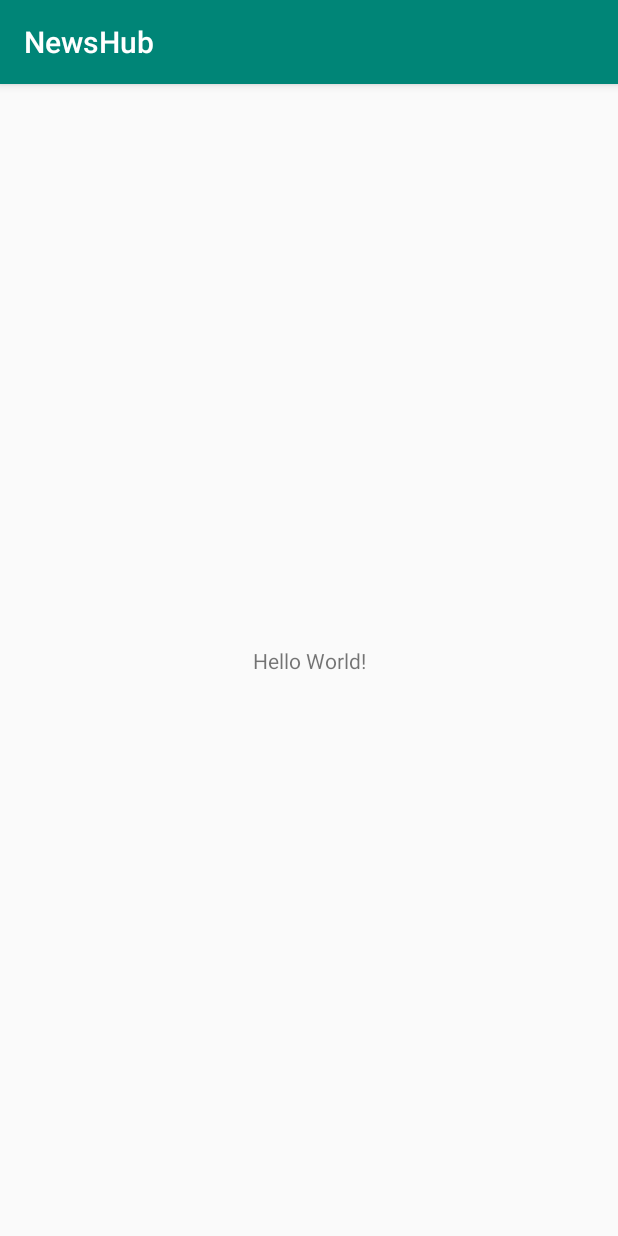
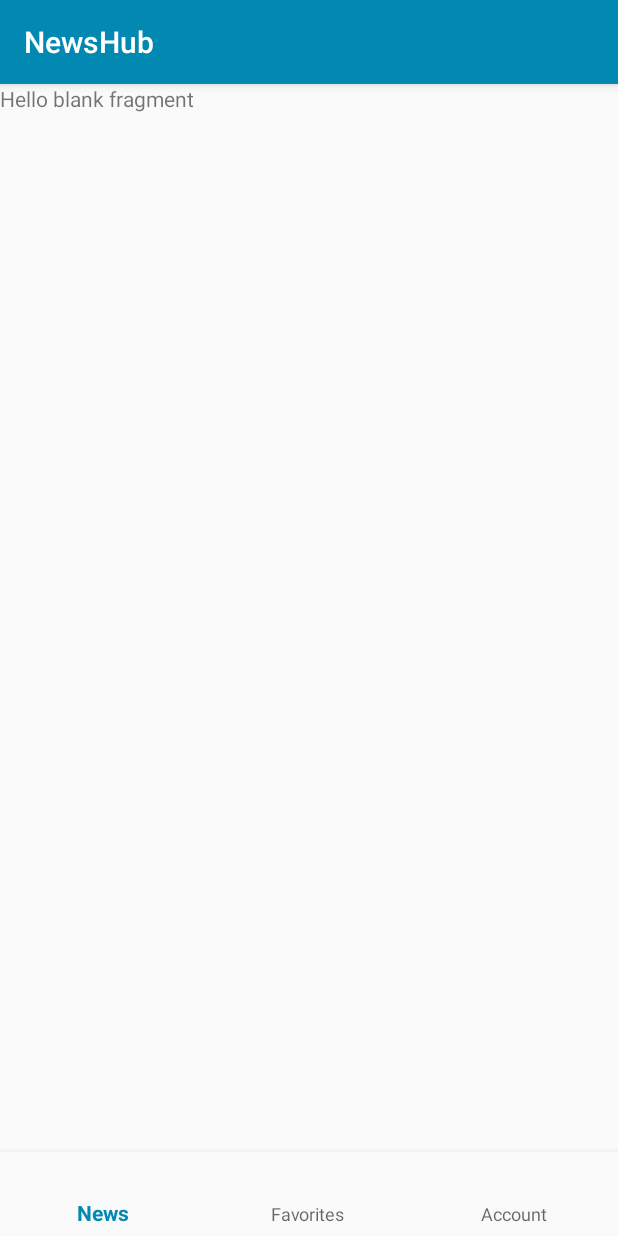
Before and after one commit to mohamed-shaar/NewsHub, an Android app: the screen it shows after launch (MainActivity), on a phone screen of 412 x 824 dp. Run offline under Robolectric (Android 15) with nearby library versions, the phone set to English and light mode, and no system bars.

Commit message:
added bottom navigation and fragments

```diff
--- a/app/build.gradle
+++ b/app/build.gradle
@@ -28,6 +28,8 @@ dependencies {
     implementation 'androidx.constraintlayout:constraintlayout:1.1.3'
     implementation 'com.squareup.retrofit2:retrofit:2.6.2'
     implementation 'com.squareup.retrofit2:converter-gson:2.6.2'
+    implementation 'com.android.support:design:28.0.0'
+    implementation 'androidx.legacy:legacy-support-v4:1.0.0'
     testImplementation 'junit:junit:4.12'
     androidTestImplementation 'androidx.test.ext:junit:1.1.1'
     androidTestImplementation 'androidx.test.espresso:espresso-core:3.2.0'
--- a/app/src/main/java/com/example/newshub/MainActivity.java
+++ b/app/src/main/java/com/example/newshub/MainActivity.java
@@ -2,13 +2,20 @@ package com.example.newshub;
 
 import android.os.Bundle;
 import android.util.Log;
+import android.view.MenuItem;
 
+import androidx.annotation.NonNull;
 import androidx.appcompat.app.AppCompatActivity;
+import androidx.fragment.app.Fragment;
 
 import com.example.newshub.api.Client;
 import com.example.newshub.api.NewsTitleApi;
+import com.example.newshub.fragments.AccountFragment;
+import com.example.newshub.fragments.FavoritesFragment;
+import com.example.newshub.fragments.NewsFragment;
 import com.example.newshub.model.RequestInformation;
 import com.example.newshub.utils.NetworkAvailability;
+import com.google.android.material.bottomnavigation.BottomNavigationView;
 
 import retrofit2.Call;
 import retrofit2.Callback;
@@ -26,6 +33,10 @@ public class MainActivity extends AppCompatActivity {
         setContentView(R.layout.activity_main);
 
         newsTitleApi = Client.getRetrofit().create(NewsTitleApi.class);
+
+        BottomNavigationView bottomNavigationView = findViewById(R.id.bottom_navigation);
+        bottomNavigationView.setOnNavigationItemSelectedListener(navigationItemSelectedListener);
+        getSupportFragmentManager().beginTransaction().replace(R.id.fragment_container, new NewsFragment()).commit();
 
         if (NetworkAvailability.isNetworkAvailable(MainActivity.this)){
             Log.d("Network", "is available");
@@ -60,6 +71,25 @@ public class MainActivity extends AppCompatActivity {
             }
         });
     }
-
+    private BottomNavigationView.OnNavigationItemSelectedListener navigationItemSelectedListener =
+            new BottomNavigationView.OnNavigationItemSelectedListener() {
+                @Override
+                public boolean onNavigationItemSelected(@NonNull MenuItem menuItem) {
+                    Fragment selected = null;
+                    switch (menuItem.getItemId()){
+                        case R.id.nav_news:
+                            selected = new NewsFragment();
+                            break;
+                        case R.id.nav_favorites:
+                            selected = new FavoritesFragment();
+                            break;
+                        case R.id.nav_account:
+                            selected = new AccountFragment();
+                            break;
+                    }
+                    getSupportFragmentManager().beginTransaction().replace(R.id.fragment_container, selected).commit();
+                    return true;
+                }
+            };
 
 }
--- /dev/null
+++ b/app/src/main/java/com/example/newshub/fragments/NewsFragment.java
@@ -0,0 +1,32 @@
+package com.example.newshub.fragments;
+
+
+import android.os.Bundle;
+
+import androidx.fragment.app.Fragment;
+
+import android.view.LayoutInflater;
+import android.view.View;
+import android.view.ViewGroup;
+
+import com.example.newshub.R;
+
+/**
+ * A simple {@link Fragment} subclass.
+ */
+public class NewsFragment extends Fragment {
+
+
+    public NewsFragment() {
+        // Required empty public constructor
+    }
+
+
+    @Override
+    public View onCreateView(LayoutInflater inflater, ViewGroup container,
+                             Bundle savedInstanceState) {
+        // Inflate the layout for this fragment
+        return inflater.inflate(R.layout.fragment_news, container, false);
+    }
+
+}
--- a/app/src/main/res/layout/activity_main.xml
+++ b/app/src/main/res/layout/activity_main.xml
@@ -1,18 +1,24 @@
 <?xml version="1.0" encoding="utf-8"?>
-<androidx.constraintlayout.widget.ConstraintLayout xmlns:android="http://schemas.android.com/apk/res/android"
+<RelativeLayout xmlns:android="http://schemas.android.com/apk/res/android"
     xmlns:app="http://schemas.android.com/apk/res-auto"
     xmlns:tools="http://schemas.android.com/tools"
     android:layout_width="match_parent"
     android:layout_height="match_parent"
     tools:context=".MainActivity">
 
-    <TextView
-        android:layout_width="wrap_content"
+    <FrameLayout
+        android:id="@+id/fragment_container"
+        android:layout_width="match_parent"
+        android:layout_height="match_parent"
+        android:layout_above="@id/bottom_navigation" />
+
+
+    <com.google.android.material.bottomnavigation.BottomNavigationView
+        android:id="@+id/bottom_navigation"
+        android:layout_width="match_parent"
         android:layout_height="wrap_content"
-        android:text="Hello World!"
-        app:layout_constraintBottom_toBottomOf="parent"
-        app:layout_constraintLeft_toLeftOf="parent"
-        app:layout_constraintRight_toRightOf="parent"
-        app:layout_constraintTop_toTopOf="parent" />
+        android:layout_alignParentBottom="true"
+        android:background="?android:attr/windowBackground"
+        app:menu="@menu/bottom_navigation" />
 
-</androidx.constraintlayout.widget.ConstraintLayout>
+</RelativeLayout>
--- /dev/null
+++ b/app/src/main/res/layout/fragment_news.xml
@@ -0,0 +1,14 @@
+<?xml version="1.0" encoding="utf-8"?>
+<FrameLayout xmlns:android="http://schemas.android.com/apk/res/android"
+    xmlns:tools="http://schemas.android.com/tools"
+    android:layout_width="match_parent"
+    android:layout_height="match_parent"
+    tools:context=".fragments.NewsFragment">
+
+    <!-- TODO: Update blank fragment layout -->
+    <TextView
+        android:layout_width="match_parent"
+        android:layout_height="match_parent"
+        android:text="@string/hello_blank_fragment" />
+
+</FrameLayout>
--- /dev/null
+++ b/app/src/main/res/menu/bottom_navigation.xml
@@ -0,0 +1,15 @@
+<?xml version="1.0" encoding="utf-8"?>
+<menu xmlns:android="http://schemas.android.com/apk/res/android">
+    <item
+        android:id="@+id/nav_news"
+        android:title="@string/news" />
+
+    <item
+        android:id="@+id/nav_favorites"
+        android:title="@string/favorites" />
+
+    <item
+        android:id="@+id/nav_account"
+        android:title="@string/account" />
+
+</menu>
--- a/app/src/main/res/values/colors.xml
+++ b/app/src/main/res/values/colors.xml
@@ -1,6 +1,6 @@
 <?xml version="1.0" encoding="utf-8"?>
 <resources>
-    <color name="colorPrimary">#008577</color>
-    <color name="colorPrimaryDark">#00574B</color>
+    <color name="colorPrimary">#0289B2</color>
+    <color name="colorPrimaryDark">#E0E0E0</color>
     <color name="colorAccent">#D81B60</color>
 </resources>
--- a/app/src/main/res/values/strings.xml
+++ b/app/src/main/res/values/strings.xml
@@ -1,3 +1,9 @@
 <resources>
     <string name="app_name">NewsHub</string>
+    <string name="news">News</string>
+    <string name="favorites">Favorites</string>
+    <string name="account">Account</string>
+
+    <!-- TODO: Remove or change this placeholder text -->
+    <string name="hello_blank_fragment">Hello blank fragment</string>
 </resources>
```
Also changed, not shown: app/src/main/java/com/example/newshub/fragments/AccountFragment.java (added, +32 -0 lines), app/src/main/java/com/example/newshub/fragments/FavoritesFragment.java (added, +32 -0 lines), app/src/main/res/layout/fragment_account.xml (added, +14 -0 lines), app/src/main/res/layout/fragment_favorites.xml (added, +14 -0 lines).
